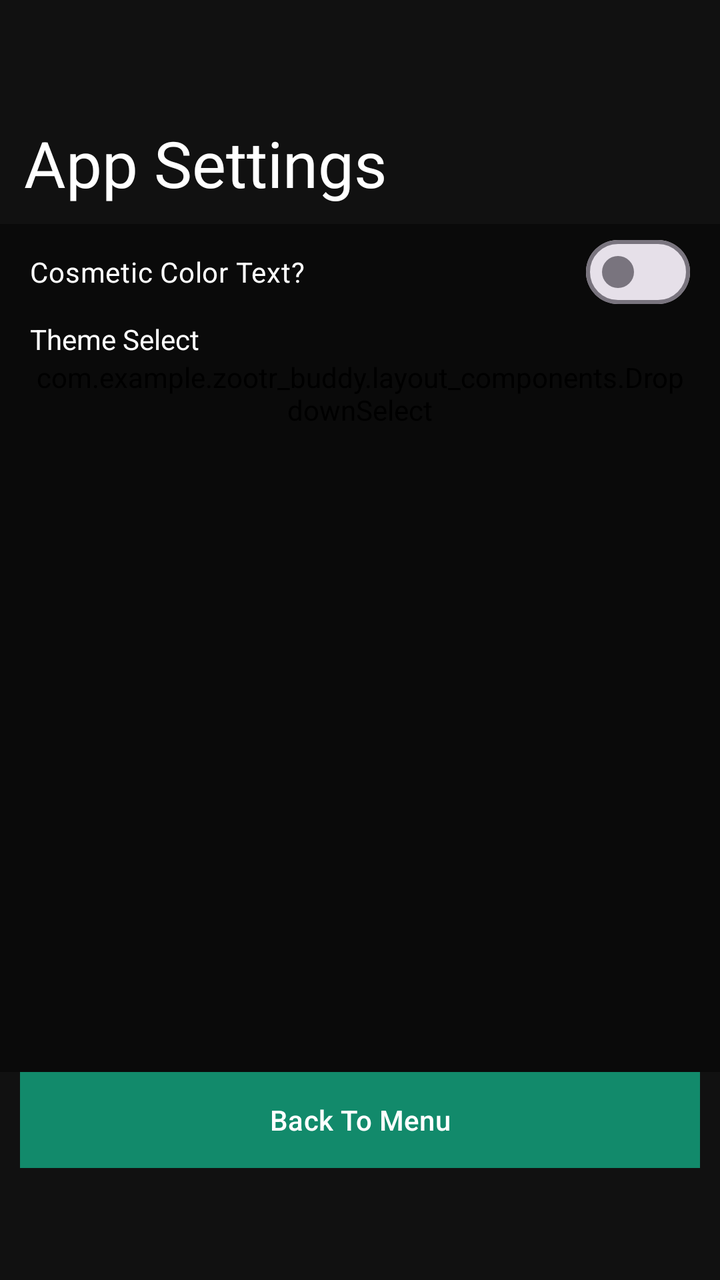
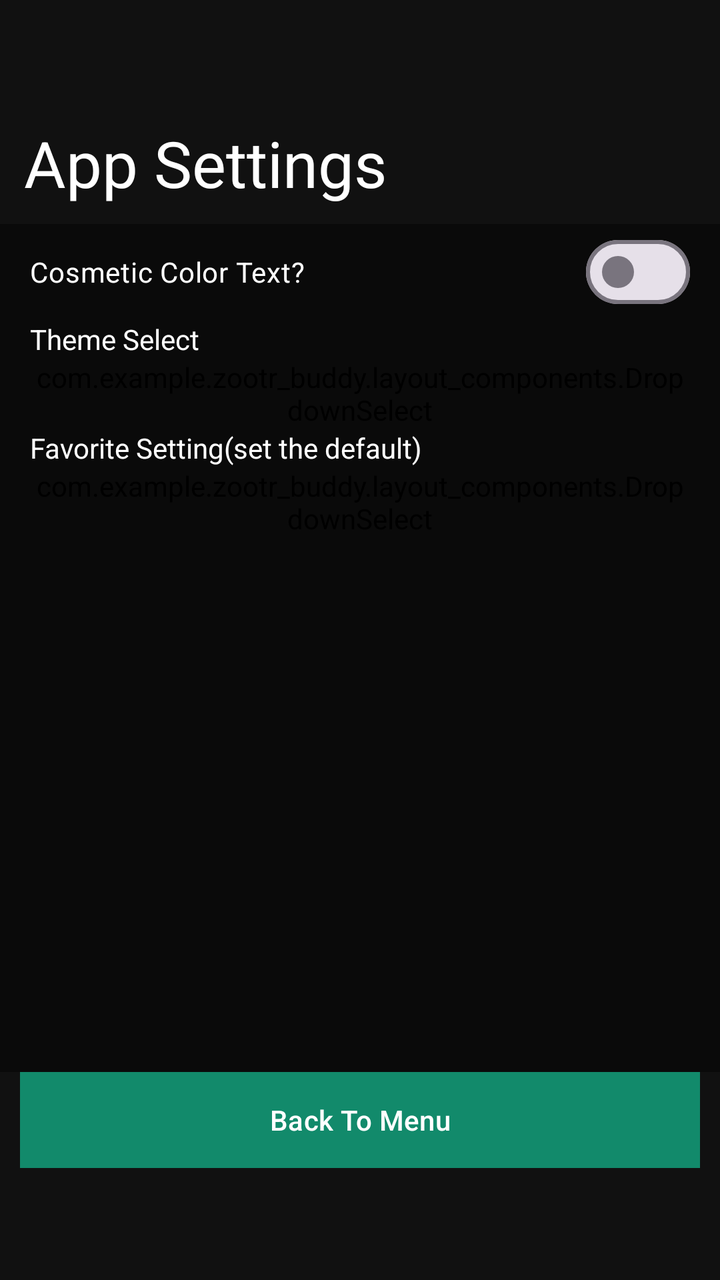

Before-and-after screenshots of an Android layout around one commit, followed by the original layout XML and the change that was made.
<!-- AndroidManifest.xml: application theme Theme.ZOoTRBuddy -->
<!-- res/layout/app_settings.xml -->
<?xml version="1.0" encoding="utf-8"?>
<LinearLayout xmlns:android="http://schemas.android.com/apk/res/android"
    xmlns:app="http://schemas.android.com/apk/res-auto"
    android:layout_width="match_parent"
    android:layout_height="match_parent"
    android:background="?attr/backgroundSecondary"
    android:backgroundTint="?attr/backgroundSecondary"
    android:orientation="vertical">

    <FrameLayout
        android:layout_width="match_parent"
        android:layout_height="wrap_content"
        android:background="?attr/backgroundSecondary"
        android:clickable="false"
        android:focusable="false">

        <View
            android:layout_width="match_parent"
            android:layout_height="112dp"
            android:layout_gravity="top"
            android:background="?attr/backgroundSecondary" />

        <TextView
            android:id="@+id/textView2"
            android:layout_width="wrap_content"
            android:layout_height="wrap_content"
            android:background="@android:color/transparent"
            android:paddingLeft="12dp"
            android:paddingTop="60dp"
            android:text="App Settings"
            android:textColor="?attr/android:textColorPrimary"
            android:textSize="32sp" />

    </FrameLayout>

    <ScrollView
        android:id="@+id/appSettingsPanelScrollView"
        android:layout_width="match_parent"
        android:layout_height="0dp"
        android:layout_weight="8"
        android:background="?attr/android:background">

        <LinearLayout
            android:id="@+id/appSettingsPanel"
            android:layout_width="match_parent"
            android:layout_height="wrap_content"
            android:background="@android:color/transparent"
            android:orientation="vertical"
            android:paddingHorizontal="15dp">

            <com.google.android.material.materialswitch.MaterialSwitch
                android:id="@+id/CosmeticTextSwitch"
                android:background="@drawable/focus_outline_transparent"
                android:layout_width="match_parent"
                android:layout_height="wrap_content"
                android:text="Cosmetic Color Text?"
                android:textColor="?attr/android:textColorPrimary" />

            <LinearLayout
                android:layout_width="match_parent"
                android:layout_height="match_parent"
                android:background="@android:color/transparent"
                android:orientation="vertical">

                <TextView
                    android:id="@+id/ThemeSelectLabel"
                    android:layout_width="match_parent"
                    android:layout_height="wrap_content"
                    android:background="@android:color/transparent"
                    android:backgroundTint="@android:color/transparent"
                    android:text="Theme Select"
                    android:textColor="?attr/android:textColorPrimary" />

                <com.example.zootr_buddy.layout_components.DropdownSelect
                    android:id="@+id/ThemeSelect"
                    android:layout_width="match_parent"
                    android:layout_height="match_parent" />
            </LinearLayout>

        </LinearLayout>
    </ScrollView>

    <LinearLayout
        android:id="@+id/appSettingsFooter"
        android:layout_width="match_parent"
        android:layout_height="wrap_content"
        android:background="?attr/backgroundSecondary"
        android:paddingHorizontal="10dp"
        android:paddingBottom="56dp">

        <Button
            android:id="@+id/appSettingsBackButton"
            android:layout_width="wrap_content"
            android:layout_height="wrap_content"
            android:layout_weight="1"
            android:background="@drawable/focus_outline_primary"
            android:text="Back To Menu"
            android:textColor="?attr/primaryButtonTextColor" />

    </LinearLayout>
</LinearLayout>
<!-- resources referenced by this layout -->
<resources>
  <!-- drawable focus_outline_primary (drawable) -->
  <?xml version="1.0" encoding="utf-8"?>
  <selector xmlns:android="http://schemas.android.com/apk/res/android">
      <item android:state_focused="true">
          <shape android:shape="rectangle">
              <solid android:color="?attr/android:colorPrimary"/>
              <stroke android:width="3dp" android:color="?attr/focusOutline"/>
          </shape>
      </item>
  
      <item>
          <shape android:shape="rectangle">
              <solid android:color="?attr/android:colorPrimary"/>
              <stroke android:width="0dp" android:color="@android:color/transparent"/>
          </shape>
      </item>
  </selector>
  <!-- drawable focus_outline_transparent (drawable) -->
  <?xml version="1.0" encoding="utf-8"?>
  <selector xmlns:android="http://schemas.android.com/apk/res/android">
      <item android:state_selected="true">
          <shape android:shape="rectangle">
              <solid android:color="@android:color/transparent"/>
              <stroke android:width="3dp" android:color="?attr/focusOutline"/>
          </shape>
      </item>
      <item android:state_focused="true">
          <shape android:shape="rectangle">
              <solid android:color="@android:color/transparent"/>
              <stroke android:width="3dp" android:color="?attr/focusOutline"/>
          </shape>
      </item>
  
      <item>
          <shape android:shape="rectangle">
              <solid android:color="@android:color/transparent"/>
              <stroke android:width="0dp" android:color="@android:color/transparent"/>
          </shape>
      </item>
  </selector>
  <style name="Theme.ZOoTRBuddy" parent="Theme.Material3.Light">
          <item name="hintTextColor">@color/gray_100</item>
          <item name="android:colorSecondary">@color/blue</item>
          <item name="android:textColorSecondary">@color/white</item>
          <item name="primaryButtonTextColor">@color/white</item>
          <item name="secondaryButtonTextColor">@color/white</item>
          <item name="android:colorPrimary">@color/sea_green</item>
          <item name="colorPrimary">@color/sea_green</item>
          <item name="android:textColor">@color/white</item>
          <item name="android:textColorPrimary">@color/white</item>
          <item name="android:background">@color/gray_700</item>
          <item name="backgroundSecondary">@color/gray_500</item>
          <item name="android:textColorHint">@color/gray_100</item>
          <item name="android:dropDownListViewStyle">@style/DropdownWithHorizontalDivider</item>
          <item name="tooltipBackground">@color/gray_700</item>
          <item name="focusOutline">@color/sea_green_light</item>
      </style>
  <color name="gray_100">#B3B3B3</color>
  <color name="blue">#052F5F</color>
  <color name="white">#FFFFFFFF</color>
  <color name="sea_green">#128A6B</color>
  <color name="gray_700">#0A0A0A</color>
  <color name="gray_500">#111111</color>
  <style name="DropdownWithHorizontalDivider" parent="android:Widget.ListView.DropDown">
          <item name="android:divider">@color/gray_100</item>
          <item name="android:dividerHeight">1dp</item>
      </style>
  <color name="sea_green_light">#06a77d</color>
</resources>

<!-- the commit's change to res/layout/app_settings.xml (unified diff, before → after) -->
@@ -77,6 +77,27 @@
                     android:layout_height="match_parent" />
             </LinearLayout>
 
+            <LinearLayout
+                android:layout_width="match_parent"
+                android:layout_height="match_parent"
+                android:background="@android:color/transparent"
+                android:orientation="vertical">
+
+                <TextView
+                    android:id="@+id/FavoriteSettingLabel"
+                    android:layout_width="match_parent"
+                    android:layout_height="wrap_content"
+                    android:background="@android:color/transparent"
+                    android:backgroundTint="@android:color/transparent"
+                    android:text="Favorite Setting(set the default)"
+                    android:textColor="?attr/android:textColorPrimary" />
+
+                <com.example.zootr_buddy.layout_components.DropdownSelect
+                    android:id="@+id/FavoriteSettingSelect"
+                    android:layout_width="match_parent"
+                    android:layout_height="match_parent" />
+            </LinearLayout>
+
         </LinearLayout>
     </ScrollView>
 
